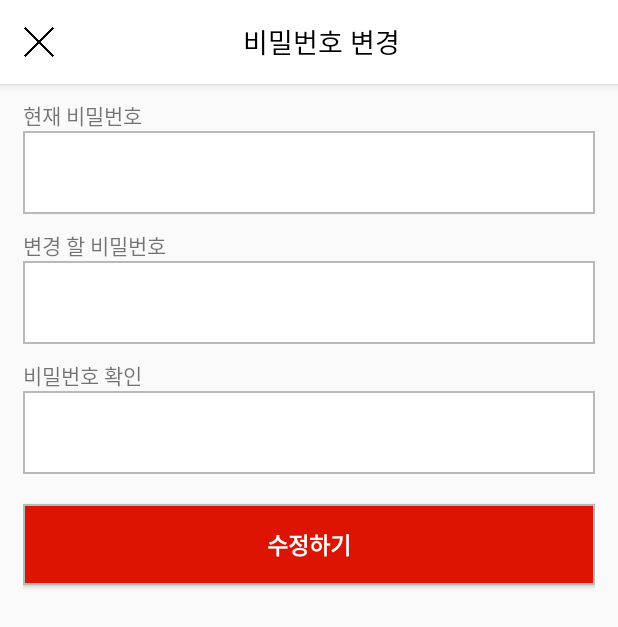
After one commit to kyo4755/YeonHwaProject, an Android app: the SettingPasswdActivity screen opened directly, with no data from a screen before it, on a phone screen of 412 x 824 dp. The commit adds this screen. Shown: the top 627 px of the screen. Run offline under Robolectric (Android 15) with nearby library versions, the phone set to English and light mode, and no system bars; libraries missing offline, so code that uses them is left out: com.androidquery, com.androidquery.callback, jp.wasabeef.glide.

Commit message:
설정페이지에서 사진변경, 비밀번호 변경

```diff
--- a/app/src/main/AndroidManifest.xml
+++ b/app/src/main/AndroidManifest.xml
@@ -75,6 +75,10 @@
             android:name=".ReviewInsertActivity"
             android:theme="@style/AppTheme.NoActionBar" />
 
+        <activity
+            android:name=".SettingPasswdActivity"
+            android:theme="@style/AppTheme.NoActionBar" />
+
     </application>
 
 </manifest>
--- a/app/src/main/java/com/dongyang/yeonhwaproject/Adapter/DetailReviewAdapter.java
+++ b/app/src/main/java/com/dongyang/yeonhwaproject/Adapter/DetailReviewAdapter.java
@@ -12,6 +12,7 @@ import android.widget.ImageView;
 import android.widget.TextView;
 
 import com.bumptech.glide.Glide;
+import com.dongyang.yeonhwaproject.Common.GlobalInfo;
 import com.dongyang.yeonhwaproject.DetailActivity.FindDetailActivity;
 import com.dongyang.yeonhwaproject.MainActivity;
 import com.dongyang.yeonhwaproject.POJO.FindPOJO;
@@ -103,7 +104,7 @@ public class DetailReviewAdapter extends BaseAdapter {
                     .bitmapTransform(new CropCircleTransformation(context))
                     .into(holder.img);
         } else {
-            String url = "" + data.getImg();
+            String url = GlobalInfo.SERVER_URL + "users/getPhoto?id=" + data.getImg();
             Glide.with(context)
                     .load(url)
                     .centerCrop()
--- a/app/src/main/java/com/dongyang/yeonhwaproject/Common/GlobalInfo.java
+++ b/app/src/main/java/com/dongyang/yeonhwaproject/Common/GlobalInfo.java
@@ -16,7 +16,7 @@ public class GlobalInfo {
     public static boolean isSettingLocation = false;
     public static double settingLatitude, settingLongitude;
 
-    public static final String SERVER_URL = "http://13.125.250.63:10330/";
+    public static final String SERVER_URL = "http://52.78.226.66:10330/";
 
     public static boolean isLogin = false;
     public static String user_id;
--- /dev/null
+++ b/app/src/main/java/com/dongyang/yeonhwaproject/SettingPasswdActivity.java
@@ -0,0 +1,125 @@
+package com.dongyang.yeonhwaproject;
+
+import android.content.Intent;
+import android.os.Bundle;
+import android.support.design.widget.Snackbar;
+import android.support.v7.app.AppCompatActivity;
+import android.text.Editable;
+import android.text.TextWatcher;
+import android.view.View;
+import android.widget.AdapterView;
+import android.widget.Button;
+import android.widget.EditText;
+import android.widget.ImageButton;
+import android.widget.ImageView;
+import android.widget.Spinner;
+import android.widget.TextView;
+import android.widget.Toast;
+
+import com.androidquery.AQuery;
+import com.androidquery.callback.AjaxCallback;
+import com.androidquery.callback.AjaxStatus;
+import com.bumptech.glide.Glide;
+import com.bumptech.glide.RequestManager;
+import com.dongyang.yeonhwaproject.Common.GlobalInfo;
+
+import org.json.JSONException;
+import org.json.JSONObject;
+
+import java.util.LinkedHashMap;
+import java.util.Map;
+
+import jp.wasabeef.glide.transformations.CropCircleTransformation;
+
+/**
+ * Created by Kim Jong-Hwa on 2018-05-26.
+ */
+
+public class SettingPasswdActivity extends AppCompatActivity implements View.OnClickListener{
+
+    ImageButton cancel_btn;
+    EditText old_pw, new_pw, re_pw;
+    Button setting_pw_btn;
+
+    @Override
+    protected void onCreate(Bundle savedInstanceState) {
+        super.onCreate(savedInstanceState);
+        setContentView(R.layout.settings_passwd);
+        cancel_btn = findViewById(R.id.setting_cancel);
+        cancel_btn.setOnClickListener(this);
+        setting_pw_btn = findViewById(R.id.setting_pw_btn);
+        setting_pw_btn.setOnClickListener(this);
+
+        old_pw = findViewById(R.id.setting_old_pw);
+        new_pw = findViewById(R.id.setting_new_pw);
+        re_pw = findViewById(R.id.setting_re_pw);
+
+    }
+
+    @Override
+    public void onClick(View v) {
+        switch (v.getId()){
+            case R.id.setting_cancel:
+                finishActivity();
+                break;
+            case R.id.setting_pw_btn:
+                if(new_pw.getText().toString().equals(re_pw.getText().toString())){
+                    settingPasswd(v);
+                }
+               else
+                    Snackbar.make(v, "비밀번호 확인이 일치하지 않습니다.", Snackbar.LENGTH_SHORT)
+                            .setAction("Action", null).show();
+                break;
+        }
+    }
+    private void settingPasswd(final View view) {
+        AQuery aQuery = new AQuery(SettingPasswdActivity.this);
+        String settingPasswd_url = GlobalInfo.SERVER_URL + "users/changePassword";
+
+        Map<String, String> params = new LinkedHashMap<>();
+
+        params.put("id", GlobalInfo.user_id);
+        params.put("old_pw", old_pw.getText().toString());
+        params.put("new_pw", new_pw.getText().toString());
+
+        aQuery.ajax(settingPasswd_url, params, String.class, new AjaxCallback<String>(){
+            @Override
+            public void callback(String url, String result, AjaxStatus status) {
+                try {
+                    JSONObject jsonObject = new JSONObject(result);
+                    String result_code = jsonObject.get("result").toString();
+
+                    if(result_code.equals("0001")){
+                        Snackbar.make(view, "아이디 오류.", Snackbar.LENGTH_SHORT)
+                                .setAction("Action", null).show();
+                    } else if(result_code.equals("0002")){
+                        Snackbar.make(view, "기존 비밀번호를 입력해 주세요.", Snackbar.LENGTH_SHORT)
+                                .setAction("Action", null).show();
+                    } else if(result_code.equals("0003")){
+                        Snackbar.make(view, "변경할 비밀번호를 입력해 주세요.", Snackbar.LENGTH_SHORT)
+                                .setAction("Action", null).show();
+                    } else if(result_code.equals("0010")){
+                        Snackbar.make(view, "에러.", Snackbar.LENGTH_SHORT)
+                                .setAction("Action", null).show();
+                    } else if(result_code.equals("0000")){
+                        Toast.makeText(SettingPasswdActivity.this, "비밀번호 변경이 완료 되었습니다.", Toast.LENGTH_SHORT).show();
+                        finish();
+                        overridePendingTransition(R.anim.not_move_animation, R.anim.right_out_animation);
+                    }
+                } catch (JSONException e) {
+                    e.printStackTrace();
+                }
+            }
+        });
+    }
+
+    @Override
+    public void onBackPressed() {
+        finishActivity();
+    }
+
+    private void finishActivity() {
+        finish();
+        overridePendingTransition(R.anim.not_move_animation, R.anim.right_out_animation);
+    }
+}
--- /dev/null
+++ b/app/src/main/res/layout/settings_passwd.xml
@@ -0,0 +1,13 @@
+<?xml version="1.0" encoding="utf-8"?>
+<android.support.design.widget.CoordinatorLayout
+    xmlns:android="http://schemas.android.com/apk/res/android"
+    xmlns:tools="http://schemas.android.com/tools"
+    xmlns:app="http://schemas.android.com/apk/res-auto"
+    android:layout_width="match_parent"
+    android:layout_height="match_parent">
+
+    <include layout="@layout/settings_pw_toolbar" />
+
+    <include layout="@layout/settings_pw_content" />
+
+</android.support.design.widget.CoordinatorLayout>
--- /dev/null
+++ b/app/src/main/res/layout/settings_pw_content.xml
@@ -0,0 +1,85 @@
+<?xml version="1.0" encoding="utf-8"?>
+<android.support.v4.widget.NestedScrollView
+    xmlns:android="http://schemas.android.com/apk/res/android"
+    xmlns:app="http://schemas.android.com/apk/res-auto"
+    android:layout_height="match_parent"
+    android:layout_width="match_parent"
+    android:fillViewport="true"
+    app:layout_behavior="@string/appbar_scrolling_view_behavior">
+
+    <android.support.constraint.ConstraintLayout xmlns:android="http://schemas.android.com/apk/res/android"
+        android:layout_width="match_parent"
+        android:layout_height="match_parent"
+        xmlns:app="http://schemas.android.com/apk/res-auto"
+        android:layout_marginTop="10dp"
+        android:paddingLeft="15dp"
+        android:paddingStart="15dp"
+        android:paddingRight="15dp"
+        android:paddingEnd="15dp"
+        app:layout_behavior="@string/appbar_scrolling_view_behavior">
+
+        <TextView
+            android:layout_width="match_parent"
+            android:layout_height="wrap_content"
+            android:id="@+id/setting_tv_pw"
+            android:text="현재 비밀번호"
+            android:layout_marginTop="10dp"
+            app:layout_constraintRight_toRightOf="parent"/>
+
+        <EditText
+            android:layout_width="match_parent"
+            android:layout_height="wrap_content"
+            android:background="@drawable/login_edittext_bg"
+            android:padding="15dp"
+            android:id="@+id/setting_old_pw"
+            app:layout_constraintTop_toBottomOf="@+id/setting_tv_pw"/>
+
+        <TextView
+            android:layout_width="match_parent"
+            android:layout_height="wrap_content"
+            android:id="@+id/setting_tv_old_pw"
+            android:text="변경 할 비밀번호"
+            android:layout_marginTop="10dp"
+            app:layout_constraintTop_toBottomOf="@+id/setting_old_pw"/>
+
+        <EditText
+            android:layout_width="match_parent"
+            android:layout_height="wrap_content"
+            android:background="@drawable/login_edittext_bg"
+            android:padding="15dp"
+            android:id="@+id/setting_new_pw"
+            app:layout_constraintTop_toBottomOf="@+id/setting_tv_old_pw"/>
+
+        <TextView
+            android:layout_width="wrap_content"
+            android:layout_height="wrap_content"
+            android:text="비밀번호 확인"
+            android:id="@+id/setting_tv_re_pw"
+            android:layout_marginTop="10dp"
+            app:layout_constraintTop_toBottomOf="@id/setting_new_pw"/>
+
+
+        <EditText
+            android:layout_width="match_parent"
+            android:layout_height="wrap_content"
+            android:background="@drawable/login_edittext_bg"
+            android:padding="15dp"
+            android:id="@+id/setting_re_pw"
+            app:layout_constraintTop_toBottomOf="@+id/setting_tv_re_pw"/>
+
+        <Button
+            android:layout_width="match_parent"
+            android:layout_height="wrap_content"
+            android:id="@+id/setting_pw_btn"
+            android:text="수정하기"
+            android:textColor="@color/white"
+            android:textStyle="bold"
+            android:textSize="15sp"
+            android:padding="15dp"
+            android:background="@drawable/login_btn_bg"
+            android:layout_marginTop="20dp"
+            app:layout_constraintTop_toBottomOf="@id/setting_re_pw"/>
+
+    </android.support.constraint.ConstraintLayout>
+
+</android.support.v4.widget.NestedScrollView>
--- /dev/null
+++ b/app/src/main/res/layout/settings_pw_toolbar.xml
@@ -0,0 +1,48 @@
+<?xml version="1.0" encoding="utf-8"?>
+<android.support.design.widget.AppBarLayout
+    xmlns:android="http://schemas.android.com/apk/res/android"
+    xmlns:app="http://schemas.android.com/apk/res-auto"
+    xmlns:tools="http://schemas.android.com/tools"
+    android:layout_width="match_parent"
+    android:layout_height="wrap_content"
+    android:theme="@style/AppTheme.AppBarOverlay">
+
+    <android.support.v7.widget.Toolbar
+        android:layout_width="match_parent"
+        android:layout_height="?attr/actionBarSize"
+        android:id="@+id/login_toolbar"
+        android:background="@color/white"
+        app:popupTheme="@style/AppTheme.PopupOverlay">
+
+        <android.support.constraint.ConstraintLayout
+            android:layout_width="match_parent"
+            android:layout_height="wrap_content">
+
+            <ImageButton
+                android:layout_width="20dp"
+                android:layout_height="20dp"
+                android:id="@+id/setting_cancel"
+                android:background="@drawable/cancel"
+                tools:ignore="ContentDescription"
+                app:layout_constraintLeft_toLeftOf="parent"
+                app:layout_constraintTop_toTopOf="parent"
+                app:layout_constraintBottom_toBottomOf="parent"/>
+
+            <TextView
+                android:layout_width="wrap_content"
+                android:layout_height="wrap_content"
+                android:text="비밀번호 변경"
+                android:textSize="18sp"
+                android:textColor="@color/black"
+                app:layout_constraintLeft_toLeftOf="parent"
+                app:layout_constraintRight_toRightOf="parent"
+                app:layout_constraintTop_toTopOf="parent"
+                app:layout_constraintBottom_toBottomOf="parent"/>
+
+        </android.support.constraint.ConstraintLayout>
+
+
+    </android.support.v7.widget.Toolbar>
+
+
+</android.support.design.widget.AppBarLayout>
```
Also changed, not shown: app/src/main/java/com/dongyang/yeonhwaproject/SettingActivity.java (+162 -49 lines), app/src/main/res/layout/settings_content.xml (+48 -68 lines).
